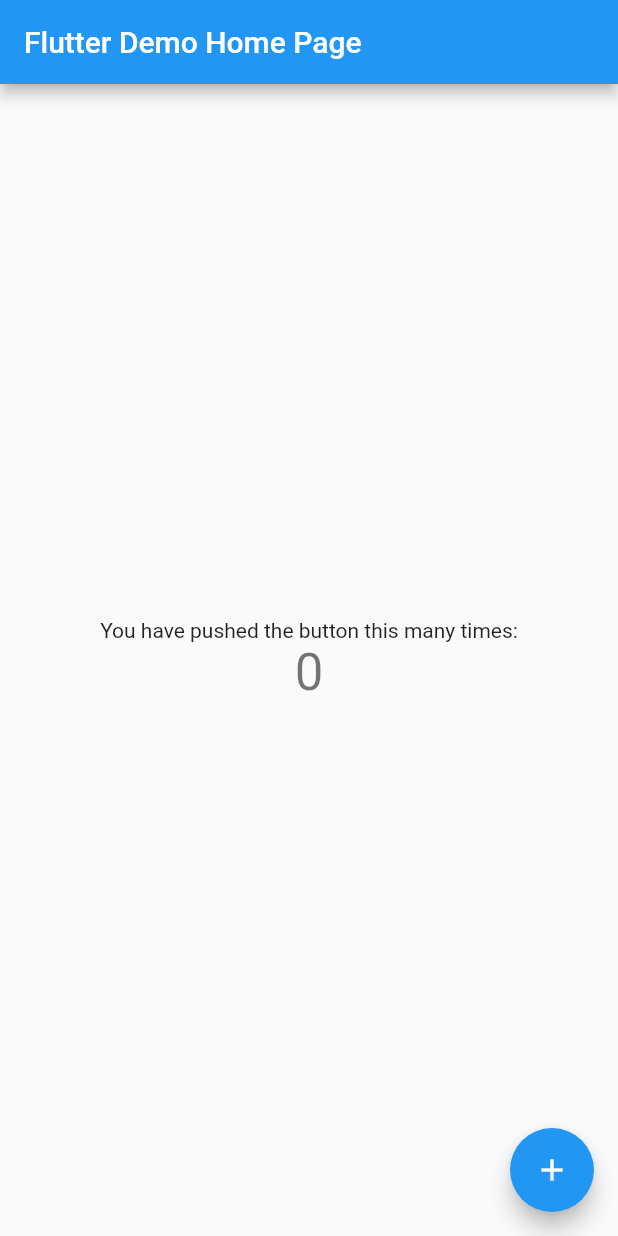
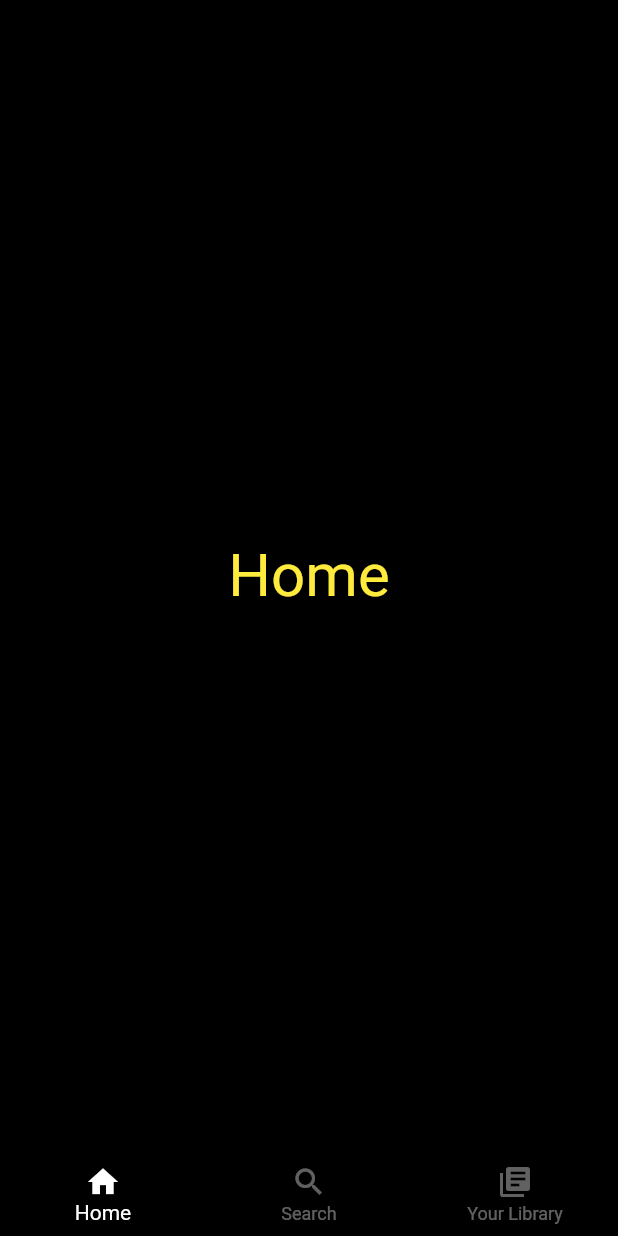
Before and after one commit to biancama/spotify_clone_flutter, a Flutter app: the screen it shows after launch, on a phone screen of 412 x 824 dp. Run offline on Flutter 3.47's test engine with Material 2 defaults, Android fonts, the phone set to English and light mode, and no system bars.

Commit message:
Added bottom navigator

```diff
--- a/lib/main.dart
+++ b/lib/main.dart
@@ -1,115 +1,11 @@
 import 'package:flutter/material.dart';
 
+import 'screens/app.dart';
+
+
 void main() {
-  runApp(const MyApp());
+  runApp(MaterialApp(
+      title: 'Spotify Clone',
+      debugShowCheckedModeBanner: false,
+      home: MyApp()));
 }
-
-class MyApp extends StatelessWidget {
-  const MyApp({Key? key}) : super(key: key);
-
-  // This widget is the root of your application.
-  @override
-  Widget build(BuildContext context) {
-    return MaterialApp(
-      title: 'Flutter Demo',
-      theme: ThemeData(
-        // This is the theme of your application.
-        //
-        // Try running your application with "flutter run". You'll see the
-        // application has a blue toolbar. Then, without quitting the app, try
-        // changing the primarySwatch below to Colors.green and then invoke
-        // "hot reload" (press "r" in the console where you ran "flutter run",
-        // or simply save your changes to "hot reload" in a Flutter IDE).
-        // Notice that the counter didn't reset back to zero; the application
-        // is not restarted.
-        primarySwatch: Colors.blue,
-      ),
-      home: const MyHomePage(title: 'Flutter Demo Home Page'),
-    );
-  }
-}
-
-class MyHomePage extends StatefulWidget {
-  const MyHomePage({Key? key, required this.title}) : super(key: key);
-
-  // This widget is the home page of your application. It is stateful, meaning
-  // that it has a State object (defined below) that contains fields that affect
-  // how it looks.
-
-  // This class is the configuration for the state. It holds the values (in this
-  // case the title) provided by the parent (in this case the App widget) and
-  // used by the build method of the State. Fields in a Widget subclass are
-  // always marked "final".
-
-  final String title;
-
-  @override
-  State<MyHomePage> createState() => _MyHomePageState();
-}
-
-class _MyHomePageState extends State<MyHomePage> {
-  int _counter = 0;
-
-  void _incrementCounter() {
-    setState(() {
-      // This call to setState tells the Flutter framework that something has
-      // changed in this State, which causes it to rerun the build method below
-      // so that the display can reflect the updated values. If we changed
-      // _counter without calling setState(), then the build method would not be
-      // called again, and so nothing would appear to happen.
-      _counter++;
-    });
-  }
-
-  @override
-  Widget build(BuildContext context) {
-    // This method is rerun every time setState is called, for instance as done
-    // by the _incrementCounter method above.
-    //
-    // The Flutter framework has been optimized to make rerunning build methods
-    // fast, so that you can just rebuild anything that needs updating rather
-    // than having to individually change instances of widgets.
-    return Scaffold(
-      appBar: AppBar(
-        // Here we take the value from the MyHomePage object that was created by
-        // the App.build method, and use it to set our appbar title.
-        title: Text(widget.title),
-      ),
-      body: Center(
-        // Center is a layout widget. It takes a single child and positions it
-        // in the middle of the parent.
-        child: Column(
-          // Column is also a layout widget. It takes a list of children and
-          // arranges them vertically. By default, it sizes itself to fit its
-          // children horizontally, and tries to be as tall as its parent.
-          //
-          // Invoke "debug painting" (press "p" in the console, choose the
-          // "Toggle Debug Paint" action from the Flutter Inspector in Android
-          // Studio, or the "Toggle Debug Paint" command in Visual Studio Code)
-          // to see the wireframe for each widget.
-          //
-          // Column has various properties to control how it sizes itself and
-          // how it positions its children. Here we use mainAxisAlignment to
-          // center the children vertically; the main axis here is the vertical
-          // axis because Columns are vertical (the cross axis would be
-          // horizontal).
-          mainAxisAlignment: MainAxisAlignment.center,
-          children: <Widget>[
-            const Text(
-              'You have pushed the button this many times:',
-            ),
-            Text(
-              '$_counter',
-              style: Theme.of(context).textTheme.headline4,
-            ),
-          ],
-        ),
-      ),
-      floatingActionButton: FloatingActionButton(
-        onPressed: _incrementCounter,
-        tooltip: 'Increment',
-        child: const Icon(Icons.add),
-      ), // This trailing comma makes auto-formatting nicer for build methods.
-    );
-  }
-}
--- /dev/null
+++ b/lib/navigation/bottom_navigator.dart
@@ -0,0 +1,50 @@
+import 'package:flutter/material.dart';
+
+import '../screens/home.dart';
+import '../screens/search.dart';
+import '../screens/your_library.dart';
+
+class BottomNavigatorSpotify extends StatefulWidget {
+  const BottomNavigatorSpotify({Key? key}) : super(key: key);
+
+  @override
+  State<BottomNavigatorSpotify> createState() => _BottomNavigatorSpotifyState();
+}
+
+class _BottomNavigatorSpotifyState extends State<BottomNavigatorSpotify> {
+  int _selectedIndex = 0;
+  final tabs = [const Home(), const Search(), const YourLibrary()];
+  void _onItemTapped(int index) {
+    setState(() {
+      _selectedIndex = index;
+    });
+  }
+  @override
+  Widget build(BuildContext context) {
+    final colorScheme = Theme.of(context).colorScheme;
+    return Scaffold(
+      body: Center(
+        child: tabs.elementAt(_selectedIndex),
+      ),
+      backgroundColor: Colors.black,
+      bottomNavigationBar: BottomNavigationBar(
+        currentIndex: _selectedIndex,
+        selectedItemColor: colorScheme.onPrimary,
+        unselectedItemColor: colorScheme.onPrimary.withOpacity(0.38),
+        backgroundColor: Colors.black45,
+        onTap: _onItemTapped,
+        items: const [
+          BottomNavigationBarItem(
+              icon: Icon(Icons.home), label: 'Home'),
+          BottomNavigationBarItem(
+            icon: Icon(Icons.search),
+            label: 'Search',
+          ),
+          BottomNavigationBarItem(
+              icon: Icon(Icons.library_books),
+              label: 'Your Library')
+        ],
+      ),
+    );
+  }
+}
--- /dev/null
+++ b/lib/screens/app.dart
@@ -0,0 +1,28 @@
+import 'package:flutter/material.dart';
+
+import '../navigation/bottom_navigator.dart';
+import 'home.dart';
+import 'search.dart';
+import 'your_library.dart';
+
+class MyApp extends StatefulWidget {
+  const MyApp({Key? key}) : super(key: key);
+
+  @override
+  State<MyApp> createState() => _MyAppState();
+}
+
+class _MyAppState extends State<MyApp> {
+  int _selectedIndex = 0;
+  final tabs = [const Home(), const Search(), const YourLibrary()];
+  void _onItemTapped(int index) {
+    setState(() {
+      _selectedIndex = index;
+    });
+  }
+  // UI Design code goes inside builder
+  @override
+  Widget build(BuildContext context) {
+    return const BottomNavigatorSpotify();
+  }
+}
--- /dev/null
+++ b/lib/screens/home.dart
@@ -0,0 +1,11 @@
+import 'package:flutter/material.dart';
+
+class Home extends StatelessWidget {
+  const Home({Key? key}) : super(key: key);
+
+  @override
+  Widget build(BuildContext context) {
+    return const Text('Home',
+        style: TextStyle(fontSize: 40, color: Colors.yellow));
+  }
+}
--- /dev/null
+++ b/lib/screens/search.dart
@@ -0,0 +1,11 @@
+import 'package:flutter/material.dart';
+
+class Search extends StatelessWidget {
+  const Search({Key? key}) : super(key: key);
+
+  @override
+  Widget build(BuildContext context) {
+    return const Text('Search',
+        style: TextStyle(fontSize: 40, color: Colors.yellow));
+  }
+}
--- /dev/null
+++ b/lib/screens/your_library.dart
@@ -0,0 +1,11 @@
+import 'package:flutter/material.dart';
+
+class YourLibrary extends StatelessWidget {
+  const YourLibrary({Key? key}) : super(key: key);
+
+  @override
+  Widget build(BuildContext context) {
+    return const Text('Your Library',
+        style: TextStyle(fontSize: 40, color: Colors.yellow));
+  }
+}
```
Also changed, not shown: 1 other file.
